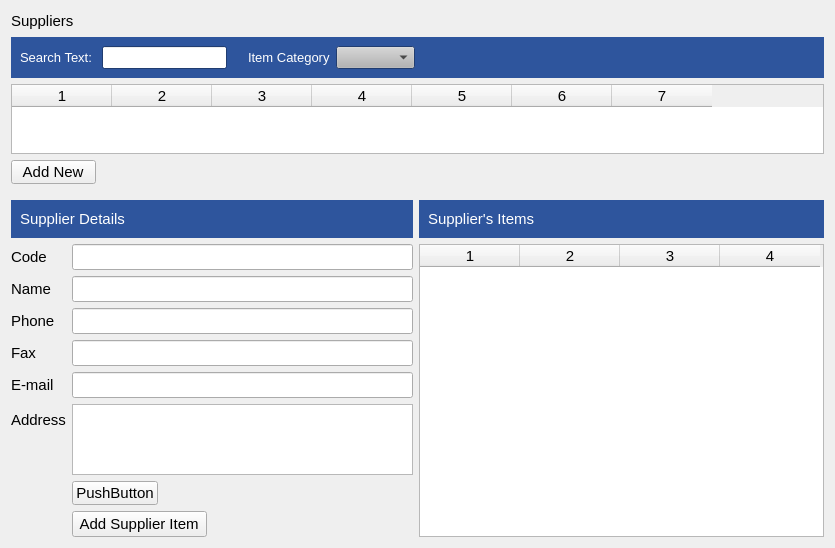
First picture: the form in estorecpp/managesupplierswidget.ui, repository Watti/estorecpp, before the edit.
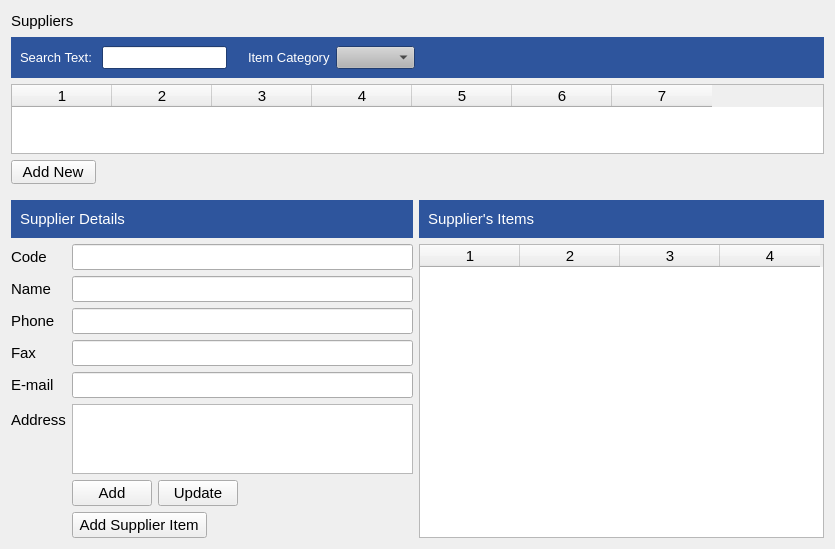
Second picture: the form after the edit.

```diff
--- a/estorecpp/managesupplierswidget.ui
+++ b/estorecpp/managesupplierswidget.ui
@@ -1222,7 +1222,14 @@
                </font>
               </property>
               <property name="text">
-               <string>PushButton</string>
+               <string>Add</string>
+              </property>
+             </widget>
+            </item>
+            <item>
+             <widget class="QPushButton" name="updateButton">
+              <property name="text">
+               <string>Update</string>
               </property>
              </widget>
             </item>
```
Left out of the diff: 2 changed lines with no effect on the pictures.
